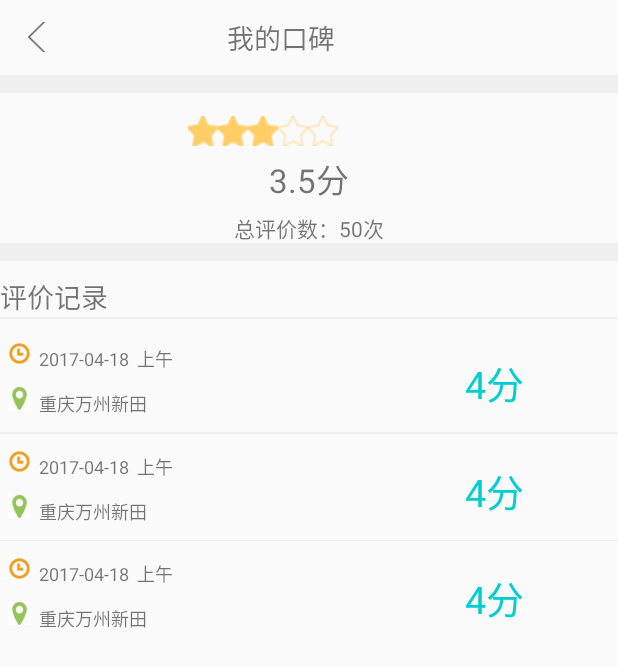
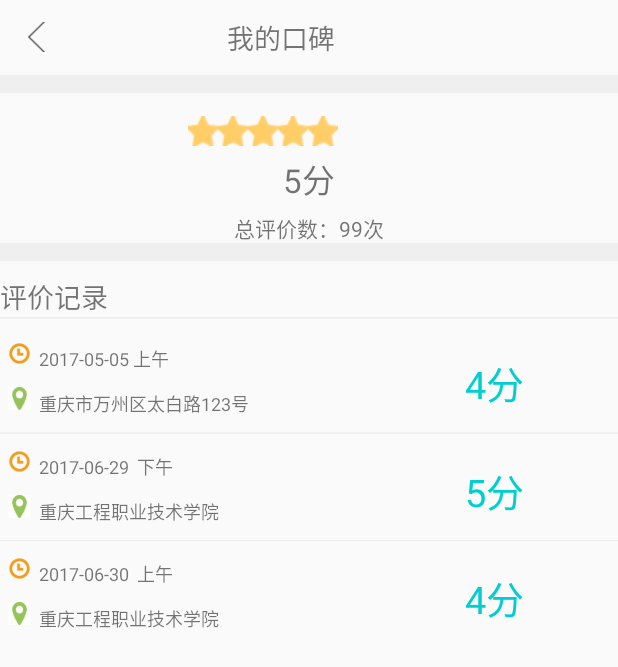
Before and after one commit to yu1002139909/MaoAaYi, an Android app: the KouBeiActivty screen opened directly, with no data from a screen before it, on a phone screen of 412 x 824 dp. Shown: the top 667 px of the screen. Run offline under Robolectric (Android 15) with nearby library versions, the phone set to English and light mode, and no system bars.

Commit message:
修改介绍

```diff
--- a/app/src/main/res/layout/koubei_layout.xml
+++ b/app/src/main/res/layout/koubei_layout.xml
@@ -31,7 +31,7 @@
         android:background="#EFEFEF"
         android:layout_alignParentBottom="true"
         />
-    <LinearLayout
+    0<LinearLayout
         android:layout_width="match_parent"
         android:layout_height="100dp"
         android:orientation="vertical"
@@ -44,12 +44,12 @@
             android:layout_gravity="center_vertical"
             android:numStars="5"
             android:layout_marginLeft="125dp"
-            android:rating="3" />
+            android:rating="5" />
         <TextView
             android:layout_marginTop="5dp"
             android:layout_width="wrap_content"
             android:layout_height="wrap_content"
-            android:text="3.5分"
+            android:text="5分"
             android:textSize="22sp"
             android:layout_gravity="center_horizontal"
             />
@@ -57,7 +57,7 @@
             android:layout_marginTop="5dp"
             android:layout_width="wrap_content"
             android:layout_height="wrap_content"
-            android:text="总评价数：50次"
+            android:text="总评价数：99次"
             android:layout_gravity="center_horizontal"
             />
     </LinearLayout>
@@ -111,7 +111,7 @@
                         android:layout_marginTop="7dp"
                         android:layout_width="wrap_content"
                         android:layout_height="wrap_content"
-                        android:text="2017-04-18  上午"
+                        android:text="2017-05-05 上午"
                         android:textSize="12dp"
                         />
                 </LinearLayout>
@@ -134,7 +134,7 @@
                         android:layout_width="wrap_content"
                         android:layout_height="wrap_content"
                         android:id="@+id/t_orderAddres"
-                        android:text="重庆万州新田"
+                        android:text="重庆市万州区太白路123号"
                         android:textSize="12dp"
                         />
                 </LinearLayout>
@@ -183,7 +183,7 @@
                         android:layout_width="wrap_content"
                         android:layout_height="wrap_content"
                         android:id="@+id/t_date"
-                        android:text="2017-04-18  上午"
+                        android:text="2017-06-29  下午"
                         android:textSize="12dp"
                         />
                 </LinearLayout>
@@ -206,7 +206,7 @@
                         android:layout_width="wrap_content"
                         android:layout_height="wrap_content"
                         android:id="@+id/t_orderAddres"
-                        android:text="重庆万州新田"
+                        android:text="重庆工程职业技术学院"
                         android:textSize="12dp"
                         />
                 </LinearLayout>
@@ -214,7 +214,7 @@
             <TextView
                 android:layout_width="wrap_content"
                 android:layout_height="wrap_content"
-                android:text="4分"
+                android:text="5分"
                 android:layout_marginLeft="110dp"
                 android:textSize="25sp"
                 android:layout_gravity="center_vertical"
@@ -255,7 +255,7 @@
                         android:layout_width="wrap_content"
                         android:layout_height="wrap_content"
                         android:id="@+id/t_date"
-                        android:text="2017-04-18  上午"
+                        android:text="2017-06-30  上午"
                         android:textSize="12dp"
                         />
                 </LinearLayout>
@@ -278,7 +278,7 @@
                         android:layout_width="wrap_content"
                         android:layout_height="wrap_content"
                         android:id="@+id/t_orderAddres"
-                        android:text="重庆万州新田"
+                        android:text="重庆工程职业技术学院"
                         android:textSize="12dp"
                         />
                 </LinearLayout>
--- a/app/src/main/res/layout/message_layout.xml
+++ b/app/src/main/res/layout/message_layout.xml
@@ -111,7 +111,7 @@
         <TextView
             android:layout_width="wrap_content"
             android:layout_height="wrap_content"
-            android:text="2017-06-19"
+            android:text="2017-06-29"
             android:textSize="16sp"
             android:layout_marginLeft="65dp"
             android:layout_gravity="center"
@@ -153,7 +153,7 @@
         <TextView
             android:layout_width="wrap_content"
             android:layout_height="wrap_content"
-            android:text="2017-06-19"
+            android:text="2017-06-29"
             android:textSize="16sp"
             android:layout_marginLeft="65dp"
             android:layout_gravity="center"
--- a/app/src/main/res/layout/message_xx_layout.xml
+++ b/app/src/main/res/layout/message_xx_layout.xml
@@ -55,7 +55,7 @@
             android:layout_marginLeft="8dp"
             android:layout_width="wrap_content"
             android:layout_height="wrap_content"
-            android:text="2017-05-22 12:00"
+            android:text="2017-06-28 18:00"
             android:textColor="#bfbfbf"
             />
     </LinearLayout>
@@ -71,9 +71,7 @@
         android:layout_height="wrap_content"
         android:textSize="18sp"
         android:textColor="#bfbfbf"
-        android:text="在猫阿姨完成注册，登录后即可进行预约服务在猫
-        阿姨完成注册，登录后即可进行预约服务在猫阿姨完成注册，登录后即可进行预约服务在猫阿姨完
-        成注册，登录后即可进行预约服务。"
+        android:text="想要成为合格的Java程序员或工程师到底需要具备哪些专业技能，面试者在面试之前到底需要准备哪些东西呢？本文陈列的这些内容既可以作为个人简历中的内容，也可以作为面试的时候跟面试官聊的东西，你可以把这些内容写到你的简历中，当然更需要的是你在面试的时候向面试官展示这些专业技能。相信此文对正在寻觅Java程序员（Java工程师）职位的freshman以及希望成为中高级Java开发者的junior都会有所帮助。."
         />
     <LinearLayout
         android:layout_width="match_parent"
```
Also changed, not shown: app/src/main/res/layout/fragment_content.xml (+11 -10 lines), app/src/main/res/layout/fragment_index.xml (+5 -5 lines), app/src/main/res/layout/include_layout.xml (+9 -9 lines), app/src/main/res/layout/money_layout.xml (+41 -41 lines), app/src/main/res/layout/paihang_layout.xml (+6 -6 lines), 1 other file.
